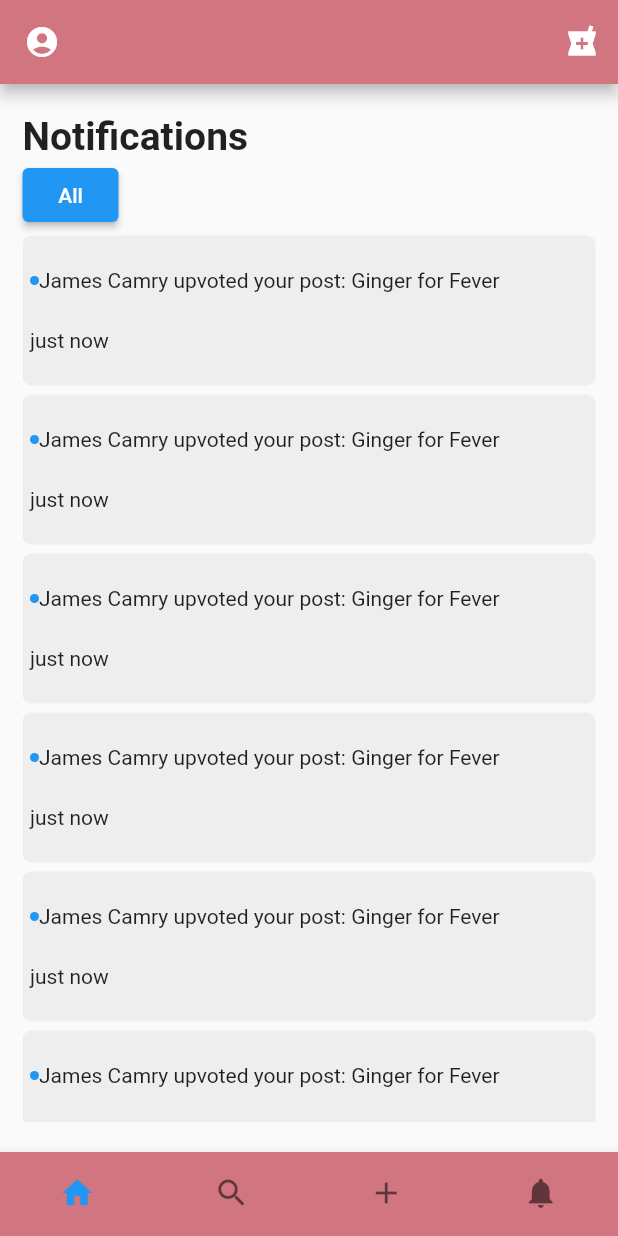
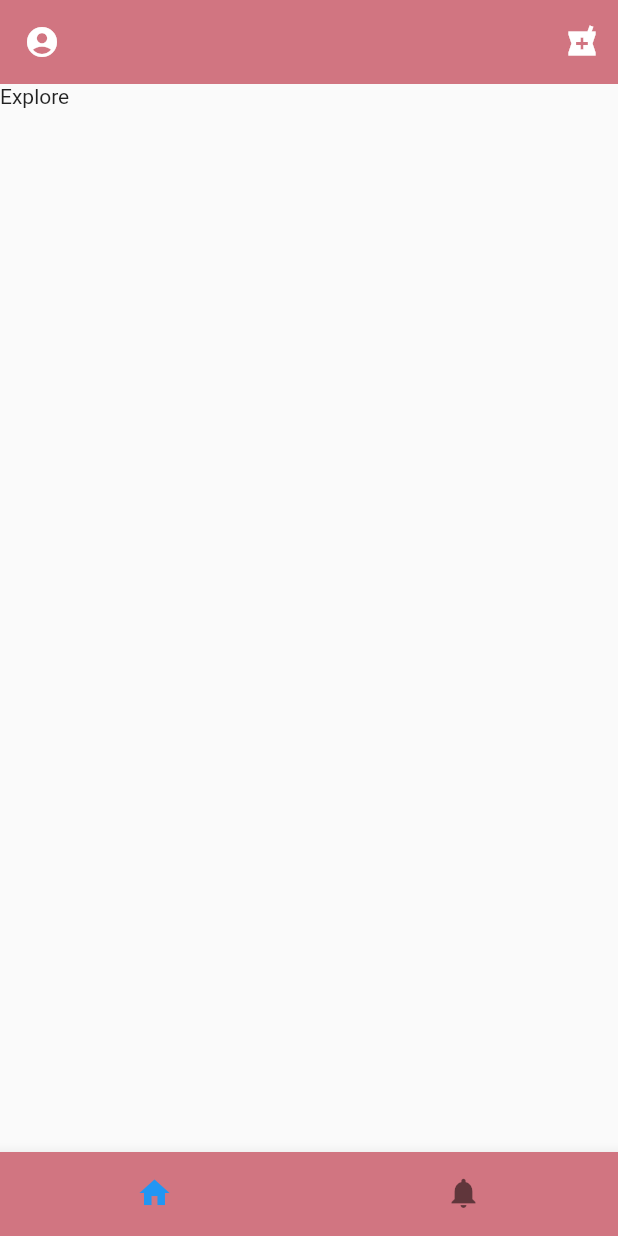
Before and after one commit to Kaleab-git/Medanit, a Flutter app: the screen it shows after launch, after a tap on the "account circle" icon, on a phone screen of 412 x 824 dp. Run offline on Flutter 3.47's test engine with Material 2 defaults, Android fonts, the light colour scheme and no system bars.

Commit message:
done with tabroute. with global  navigation

```diff
--- /dev/null
+++ b/medanit_frontend/lib/Explore/explore.dart
@@ -0,0 +1,19 @@
+import 'package:flutter/material.dart';
+
+class Explore extends StatefulWidget {
+  const Explore({Key? key}) : super(key: key);
+
+  @override
+  ExploreState createState() => ExploreState();
+}
+
+class ExploreState extends State<Explore> {
+  @override
+  Widget build(BuildContext context) {
+    return Scaffold(
+      body: Container(
+        child: Text("Explore"),
+      )
+    );
+  }
+}
--- a/medanit_frontend/lib/Notifications/notifications.dart
+++ b/medanit_frontend/lib/Notifications/notifications.dart
@@ -11,19 +11,6 @@ class NotificationsState extends State<Notifications> {
   @override
   Widget build(BuildContext context) {
     return Scaffold(
-      appBar: AppBar(
-        backgroundColor: Color.fromRGBO(209, 117, 129, 1),
-        actions: [
-          IconButton(
-            icon: Icon(Icons.local_pharmacy_sharp),
-            onPressed: () {},
-          ),
-        ],
-        leading: IconButton(
-          icon: Icon(Icons.account_circle),
-          onPressed: () {},
-        ),
-      ),
       body: Container(
         padding: EdgeInsets.symmetric(vertical: 20, horizontal: 15),
         child: Column(
@@ -74,19 +61,7 @@ class NotificationsState extends State<Notifications> {
           ],
         ),
       ),
-      bottomNavigationBar: BottomNavigationBar(
-        backgroundColor: Color.fromRGBO(209, 117, 129, 1),
-        type: BottomNavigationBarType.fixed,
-        showSelectedLabels: false,
-        showUnselectedLabels: false,
-        items: const <BottomNavigationBarItem>[
-          BottomNavigationBarItem(icon: Icon(Icons.home), label: 'home'),
-          BottomNavigationBarItem(icon: Icon(Icons.search), label: 'Search'),
-          BottomNavigationBarItem(icon: Icon(Icons.add), label: 'add'),
-          BottomNavigationBarItem(
-              icon: Icon(Icons.notifications), label: 'notifications'),
-        ],
-      ),
+
     );
   }
 }
--- a/medanit_frontend/lib/main.dart
+++ b/medanit_frontend/lib/main.dart
@@ -1,6 +1,7 @@
 import 'package:flutter/material.dart';
 
-import './Notifications/notifications.dart';
+import './tabroute.dart';
+
 void main() {
   runApp(MyApp());
 }
@@ -12,7 +13,7 @@ class MyApp extends StatelessWidget {
     return MaterialApp(
       title: 'Flutter Demo',
       debugShowCheckedModeBanner: false,
-      home: Notifications(),
+      home: TabRoute(),
     );
   }
 }
--- /dev/null
+++ b/medanit_frontend/lib/tabroute.dart
@@ -0,0 +1,104 @@
+import 'package:flutter/material.dart';
+//routes
+import './Notifications/notifications.dart';
+import './Explore/explore.dart';
+
+class TabRoute extends StatefulWidget {
+  static const routeName = "tab";
+  @override
+  _TabState createState() => _TabState();
+}
+
+enum Options {
+  Settings,
+  Logout,
+}
+
+class _TabState extends State<TabRoute> {
+  List<Map<String, Object>>? _pages;
+  int _selectedPageIndex = 0;
+
+  @override
+  void initState() {
+    _pages = [
+      {
+        'page': Explore(),
+        'title': 'Explore',
+      },
+      {
+        'page': Notifications(),
+        'title': 'Notifications',
+      },
+      // {
+      //   'page': Notifications(),
+      //   'title': 'Notifications',
+      // },
+      // {
+      //   'page': Notifications(),
+      //   'title': 'Notifications',
+      // },
+    ];
+    super.initState();
+  }
+
+  void _selectPage(int index) {
+    setState(() {
+      _selectedPageIndex = index;
+    });
+  }
+
+  @override
+  Widget build(BuildContext context) {
+    return Scaffold(
+      appBar: AppBar(
+        elevation: 0,
+        backgroundColor: Color.fromRGBO(209, 117, 129, 1),
+        actions: [
+          IconButton(
+            icon: Icon(Icons.local_pharmacy_sharp),
+            onPressed: () {},
+          ),
+        ],
+        leading: IconButton(
+          icon: Icon(Icons.account_circle),
+          onPressed: () {},
+        ),
+      ),
+      body: _pages![_selectedPageIndex]['page'] as Widget,
+      bottomNavigationBar: BottomNavigationBar(
+        selectedItemColor: Theme.of(context).accentColor,
+        backgroundColor: Color.fromRGBO(209, 117, 129, 1),
+        currentIndex: _selectedPageIndex,
+        showSelectedLabels: false,
+        showUnselectedLabels: false,
+        onTap: _selectPage,
+        items: [
+          BottomNavigationBarItem(
+            icon: Icon(
+              Icons.home,
+            ),
+            label: "Home",
+          ),
+          // BottomNavigationBarItem(
+          //   icon: Icon(
+          //     Icons.search,
+          //   ),
+          //   label: "Search",
+          // ),
+          // BottomNavigationBarItem(
+          //   icon: Icon(
+          //     Icons.add_circle,
+          //   ),
+          //   label: "Add",
+          // ),
+          BottomNavigationBarItem(
+            icon: Icon(
+              Icons.notifications,
+            ),
+            label: "Notifications",
+          ),
+        ],
+      ),
+    );
+  }
+}
```
